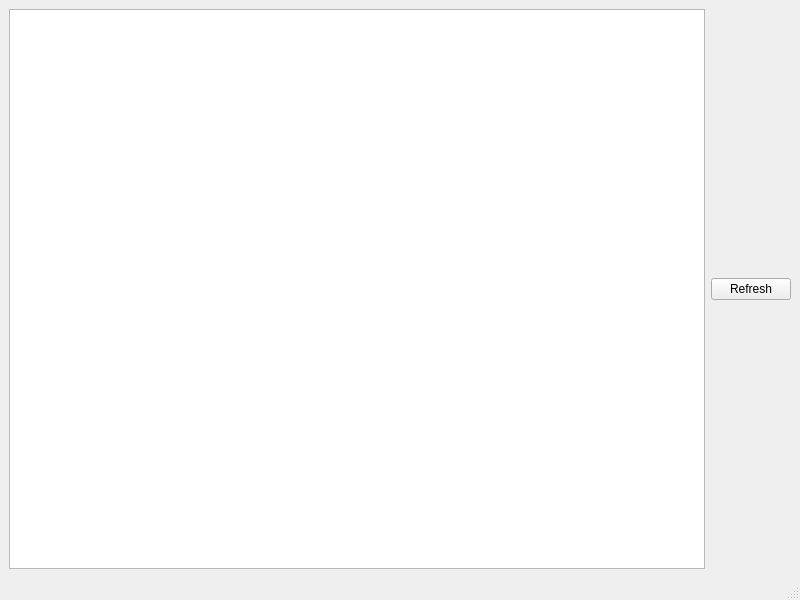
This is GUI/mainwindow.ui in NT-me/ActualiT as Qt 5 draws it before an edit. The edited form follows.
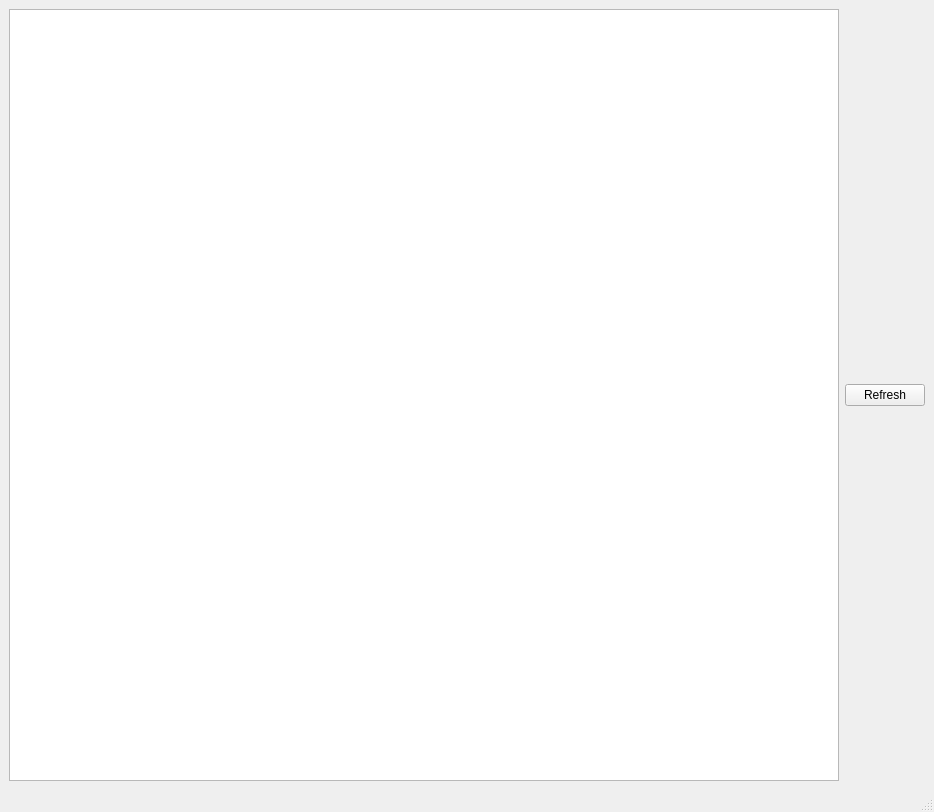
This is the edited form.

Commit message: new UI | list work | opti twitter

Diff of the .ui file:
```diff
--- a/GUI/mainwindow.ui
+++ b/GUI/mainwindow.ui
@@ -6,17 +6,24 @@
    <rect>
     <x>0</x>
     <y>0</y>
-    <width>800</width>
-    <height>600</height>
+    <width>934</width>
+    <height>812</height>
    </rect>
   </property>
   <property name="windowTitle">
    <string>MainWindow</string>
   </property>
+  <property name="styleSheet">
+   <string notr="true"/>
+  </property>
   <widget class="QWidget" name="centralwidget">
    <layout class="QHBoxLayout" name="horizontalLayout">
     <item>
-     <widget class="QListView" name="MainCol"/>
+     <widget class="QListWidget" name="mainCol">
+      <property name="styleSheet">
+       <string notr="true"/>
+      </property>
+     </widget>
     </item>
     <item>
      <widget class="QPushButton" name="pushButton">
```
The commit also changes 13 other files.
